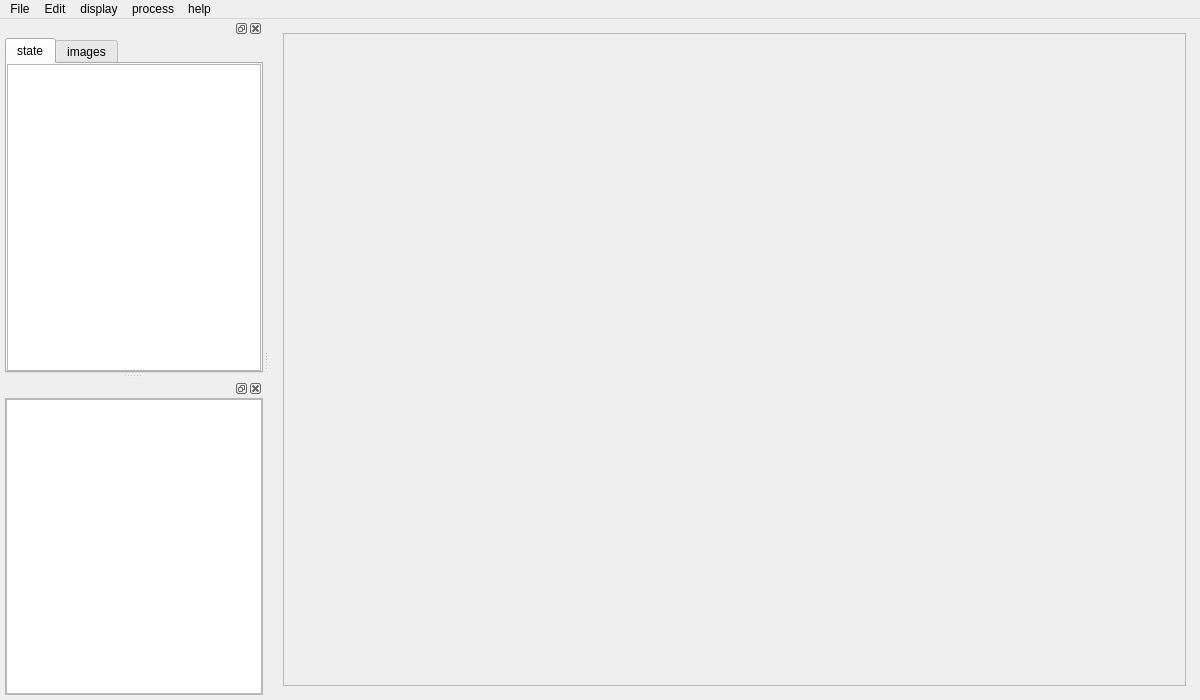
Old version of the form recon.ui in the repository wangyouOVO/RGBRec.
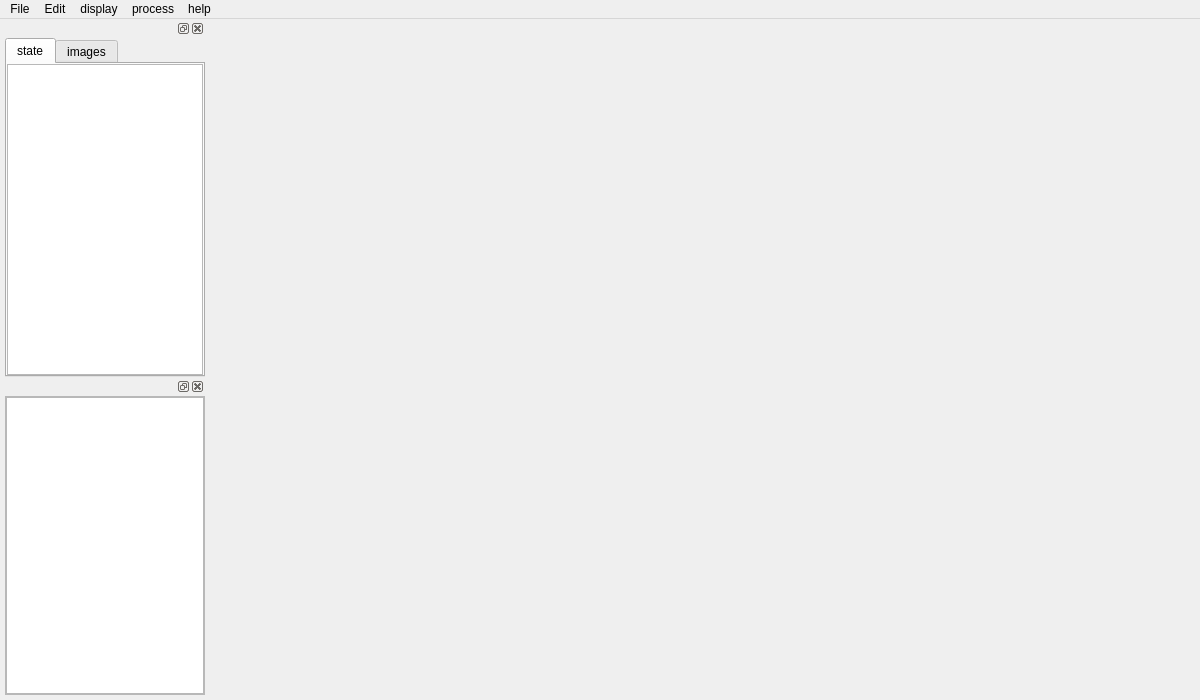
New version of the form.

```diff
--- a/recon.ui
+++ b/recon.ui
@@ -35,12 +35,9 @@
          <number>3</number>
         </property>
         <item>
-         <widget class="QFrame" name="frame">
-          <property name="frameShape">
-           <enum>QFrame::StyledPanel</enum>
-          </property>
-          <property name="frameShadow">
-           <enum>QFrame::Raised</enum>
+         <widget class="QLabel" name="imagelabel">
+          <property name="text">
+           <string/>
           </property>
          </widget>
         </item>
@@ -122,10 +119,16 @@
   <widget class="QDockWidget" name="projectinfo">
    <property name="minimumSize">
     <size>
-     <width>235</width>
+     <width>205</width>
      <height>122</height>
     </size>
    </property>
+   <property name="maximumSize">
+    <size>
+     <width>205</width>
+     <height>524287</height>
+    </size>
+   </property>
    <attribute name="dockWidgetArea">
     <number>1</number>
    </attribute>
@@ -153,10 +156,16 @@
        </property>
        <property name="minimumSize">
         <size>
-         <width>230</width>
+         <width>200</width>
          <height>0</height>
         </size>
        </property>
+       <property name="maximumSize">
+        <size>
+         <width>205</width>
+         <height>16777215</height>
+        </size>
+       </property>
        <property name="currentIndex">
         <number>0</number>
        </property>
@@ -178,7 +187,7 @@
           <number>0</number>
          </property>
          <item>
-          <widget class="QTableView" name="stateView"/>
+          <widget class="QTableWidget" name="stateTableWidget"/>
          </item>
         </layout>
        </widget>
@@ -237,8 +246,8 @@
          <rect>
           <x>0</x>
           <y>0</y>
-          <width>228</width>
-          <height>262</height>
+          <width>198</width>
+          <height>293</height>
          </rect>
         </property>
         <layout class="QHBoxLayout" name="horizontalLayout_6">
@@ -255,7 +264,7 @@
           <number>0</number>
          </property>
          <item>
-          <widget class="QListView" name="logListView"/>
+          <widget class="QListWidget" name="listWidget"/>
          </item>
         </layout>
        </widget>
```
Left out of the diff: 2 changed lines with no effect on the pictures.
